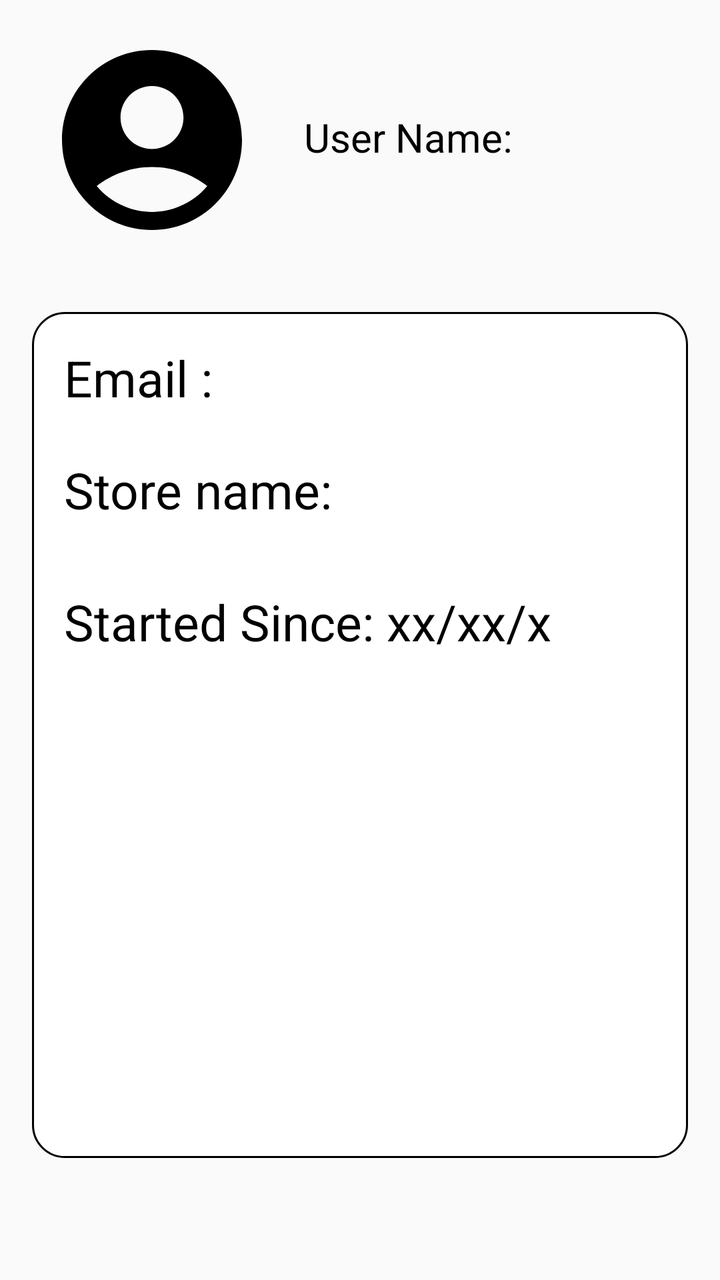
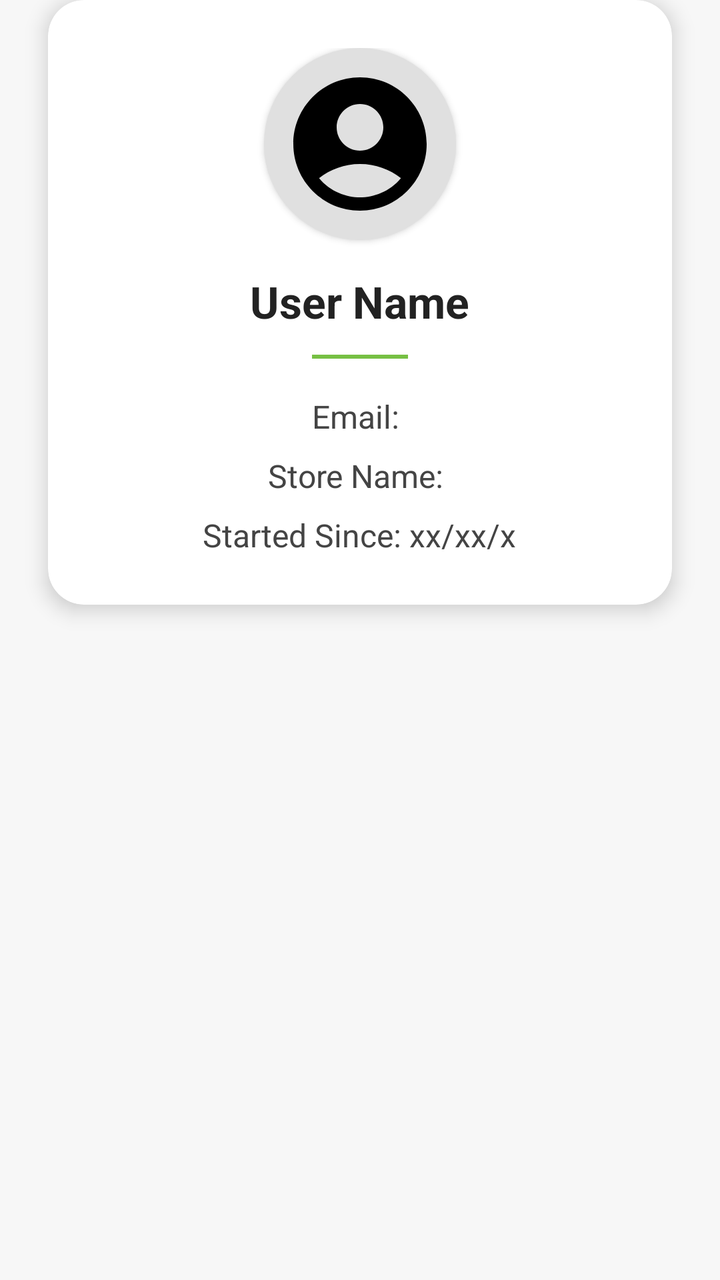

Two renders of the same Android screen: before a commit and after it. Below are the layout's source before the change and the commit's diff.
<!-- AndroidManifest.xml: application theme Theme.MyApp -->
<!-- res/layout/fragment_profile_activity.xml -->
<?xml version="1.0" encoding="utf-8"?>
<androidx.constraintlayout.widget.ConstraintLayout xmlns:android="http://schemas.android.com/apk/res/android"
    android:layout_width="match_parent"
    android:layout_height="match_parent">

    <LinearLayout
        android:layout_width="match_parent"
        android:layout_height="match_parent"
        android:orientation="vertical">

        

        
        <LinearLayout
            android:layout_width="match_parent"
            android:layout_height="wrap_content"
            android:orientation="horizontal"
            android:padding="16dp"
            android:gravity="center_vertical">

            <ImageView
                android:layout_width="wrap_content"
                android:layout_height="108dp"
                android:layout_marginEnd="16dp"
                android:scaleType="centerInside"
                android:src="@drawable/ic_user" />

            <LinearLayout
                android:orientation="vertical"
                android:layout_width="wrap_content"
                android:layout_height="wrap_content">

                <HorizontalScrollView
                    android:layout_width="270dp"
                    android:layout_height="30dp">

                    <TextView
                        android:id="@+id/Username"
                        android:layout_width="270dp"
                        android:layout_height="30dp"
                        android:text="User Name: "
                        android:textColor="#000000"
                        android:maxLength="100"
                        android:textSize="20dp" />

                </HorizontalScrollView>

            </LinearLayout>
        </LinearLayout>

        
        <LinearLayout
            android:layout_width="match_parent"
            android:layout_height="423dp"
            android:layout_margin="16dp"
            android:background="@drawable/user_border"
            android:orientation="vertical"
            android:padding="16dp">

            <HorizontalScrollView
                android:layout_width="350dp"
                android:layout_height="56dp"
                >
                <TextView
                    android:id="@+id/User_email"
                    android:layout_width="350dp"
                    android:layout_height="56dp"
                    android:layout_marginBottom="8dp"
                    android:layout_weight="0"
                    android:textColor="@color/black"
                    android:text="Email : "
                    android:textSize="25dp"
                    android:ellipsize="end"/>

            </HorizontalScrollView>

            <TextView
                android:id="@+id/User_store_name"
                android:layout_width="350dp"
                android:layout_height="56dp"
                android:layout_weight="0"
                android:maxLength="100"
                android:layout_marginBottom="10dp"
                android:text="Store name: "
                android:textColor="@color/black"
                android:textSize="25dp" />

            <TextView
                android:id="@+id/User_started"
                android:layout_width="350dp"
                android:layout_height="56dp"
                android:textColor="@color/black"
                android:maxLength="100"
                android:layout_weight="0"
                android:text="Started Since: xx/xx/x"
                android:textSize="25dp" />
        </LinearLayout>

        

    </LinearLayout>

</androidx.constraintlayout.widget.ConstraintLayout>
<!-- resources referenced by this layout -->
<resources>
  <color name="black">#FF000000</color>
  <!-- drawable ic_user (drawable) -->
  <vector xmlns:android="http://schemas.android.com/apk/res/android"
      android:height="120dp"
      android:tint="#000000"
      android:viewportHeight="24"
      android:viewportWidth="24"
      android:width="120dp">
        
      <path android:fillColor="@android:color/white"
          android:pathData="M12,2C6.48,2 2,6.48 2,12s4.48,10 10,10s10,-4.48 10,-10S17.52,2 12,2zM12,6c1.93,0 3.5,1.57 3.5,3.5S13.93,13 12,13s-3.5,-1.57 -3.5,-3.5S10.07,6 12,6zM12,20c-2.03,0 -4.43,-0.82 -6.14,-2.88C7.55,15.8 9.68,15 12,15s4.45,0.8 6.14,2.12C16.43,19.18 14.03,20 12,20z"/>
      
  </vector>
  <!-- drawable user_border (drawable) -->
  <?xml version="1.0" encoding="utf-8"?>
  <shape xmlns:android="http://schemas.android.com/apk/res/android"
      android:shape="rectangle">
  
      <solid android:color="@android:color/white" />
  
      <stroke
          android:width="1dp"
          android:color="@color/black" /> 
  
      <corners android:radius="16dp" />
  
  </shape>
  <style name="Theme.MyApp" parent="Theme.AppCompat.Light.NoActionBar">
  
      </style>
</resources>

<!-- the commit's change to res/layout/fragment_profile_activity.xml (unified diff, before → after) -->
@@ -1,103 +1,85 @@
 <?xml version="1.0" encoding="utf-8"?>
 <androidx.constraintlayout.widget.ConstraintLayout xmlns:android="http://schemas.android.com/apk/res/android"
+    xmlns:app="http://schemas.android.com/apk/res-auto"
     android:layout_width="match_parent"
-    android:layout_height="match_parent">
+    android:layout_height="match_parent"
+    android:background="#F7F7F7">
 
-    <LinearLayout
+    <androidx.cardview.widget.CardView
         android:layout_width="match_parent"
-        android:layout_height="match_parent"
-        android:orientation="vertical">
+        android:layout_height="wrap_content"
+        android:layout_margin="24dp"
+        app:cardCornerRadius="18dp"
+        app:cardElevation="6dp"
+        app:cardBackgroundColor="@android:color/white">
 
-        
-
-        
         <LinearLayout
             android:layout_width="match_parent"
             android:layout_height="wrap_content"
-            android:orientation="horizontal"
-            android:padding="16dp"
-            android:gravity="center_vertical">
+            android:orientation="vertical"
+            android:padding="24dp"
+            android:gravity="center_horizontal">
 
+            
             <ImageView
+                android:layout_width="96dp"
+                android:layout_height="96dp"
+                android:src="@drawable/ic_user"
+                android:scaleType="centerCrop"
+                android:background="@drawable/circle_bg"
+                android:padding="8dp"
+                android:elevation="2dp" />
+
+            
+            <TextView
+                android:id="@+id/Username"
                 android:layout_width="wrap_content"
-                android:layout_height="108dp"
-                android:layout_marginEnd="16dp"
-                android:scaleType="centerInside"
-                android:src="@drawable/ic_user" />
+                android:layout_height="wrap_content"
+                android:text="User Name"
+                android:textColor="#222"
+                android:textSize="22sp"
+                android:textStyle="bold"
+                android:layout_marginTop="16dp" />
 
-            <LinearLayout
-                android:orientation="vertical"
+            
+            <View
+                android:layout_width="48dp"
+                android:layout_height="2dp"
+                android:background="#76C043"
+                android:layout_marginTop="12dp"
+                android:layout_gravity="center_horizontal" />
+
+            
+            <TextView
+                android:id="@+id/User_email"
                 android:layout_width="wrap_content"
-                android:layout_height="wrap_content">
+                android:layout_height="wrap_content"
+                android:text="Email: "
+                android:textColor="#444"
+                android:textSize="16sp"
+                android:layout_marginTop="18dp" />
 
-                <HorizontalScrollView
-                    android:layout_width="270dp"
-                    android:layout_height="30dp">
-
-                    <TextView
-                        android:id="@+id/Username"
-                        android:layout_width="270dp"
-                        android:layout_height="30dp"
-                        android:text="User Name: "
-                        android:textColor="#000000"
-                        android:maxLength="100"
-                        android:textSize="20dp" />
-
-                </HorizontalScrollView>
-
-            </LinearLayout>
-        </LinearLayout>
-
-        
-        <LinearLayout
-            android:layout_width="match_parent"
-            android:layout_height="423dp"
-            android:layout_margin="16dp"
-            android:background="@drawable/user_border"
-            android:orientation="vertical"
-            android:padding="16dp">
-
-            <HorizontalScrollView
-                android:layout_width="350dp"
-                android:layout_height="56dp"
-                >
-                <TextView
-                    android:id="@+id/User_email"
-                    android:layout_width="350dp"
-                    android:layout_height="56dp"
-                    android:layout_marginBottom="8dp"
-                    android:layout_weight="0"
-                    android:textColor="@color/black"
-                    android:text="Email : "
-                    android:textSize="25dp"
-                    android:ellipsize="end"/>
-
-            </HorizontalScrollView>
-
+            
             <TextView
                 android:id="@+id/User_store_name"
-                android:layout_width="350dp"
-                android:layout_height="56dp"
-                android:layout_weight="0"
-                android:maxLength="100"
-                android:layout_marginBottom="10dp"
-                android:text="Store name: "
-                android:textColor="@color/black"
-                android:textSize="25dp" />
+                android:layout_width="wrap_content"
+                android:layout_height="wrap_content"
+                android:text="Store Name: "
+                android:textColor="#444"
+                android:textSize="16sp"
+                android:layout_marginTop="8dp" />
 
+            
             <TextView
                 android:id="@+id/User_started"
-                android:layout_width="350dp"
-                android:layout_height="56dp"
-                android:textColor="@color/black"
-                android:maxLength="100"
-                android:layout_weight="0"
+                android:layout_width="wrap_content"
+                android:layout_height="wrap_content"
                 android:text="Started Since: xx/xx/x"
-                android:textSize="25dp" />
+                android:textColor="#444"
+                android:textSize="16sp"
+                android:layout_marginTop="8dp" />
+
         </LinearLayout>
-
-        
-
-    </LinearLayout>
+    </androidx.cardview.widget.CardView>
 
 </androidx.constraintlayout.widget.ConstraintLayout>
<!-- resource entries referenced after the edit -->
@@ -1,6 +1,11 @@
 <!-- resources referenced by this layout -->
 <resources>
-  <color name="black">#FF000000</color>
+  <!-- drawable circle_bg (drawable) -->
+  <?xml version="1.0" encoding="utf-8"?>
+  <shape xmlns:android="http://schemas.android.com/apk/res/android"
+      android:shape="oval">
+      <solid android:color="#E0E0E0" />
+  </shape>
   <!-- drawable ic_user (drawable) -->
   <vector xmlns:android="http://schemas.android.com/apk/res/android"
       android:height="120dp"
@@ -13,20 +18,6 @@
           android:pathData="M12,2C6.48,2 2,6.48 2,12s4.48,10 10,10s10,-4.48 10,-10S17.52,2 12,2zM12,6c1.93,0 3.5,1.57 3.5,3.5S13.93,13 12,13s-3.5,-1.57 -3.5,-3.5S10.07,6 12,6zM12,20c-2.03,0 -4.43,-0.82 -6.14,-2.88C7.55,15.8 9.68,15 12,15s4.45,0.8 6.14,2.12C16.43,19.18 14.03,20 12,20z"/>
       
   </vector>
-  <!-- drawable user_border (drawable) -->
-  <?xml version="1.0" encoding="utf-8"?>
-  <shape xmlns:android="http://schemas.android.com/apk/res/android"
-      android:shape="rectangle">
-  
-      <solid android:color="@android:color/white" />
-  
-      <stroke
-          android:width="1dp"
-          android:color="@color/black" /> 
-  
-      <corners android:radius="16dp" />
-  
-  </shape>
   <style name="Theme.MyApp" parent="Theme.AppCompat.Light.NoActionBar">
   
       </style>
